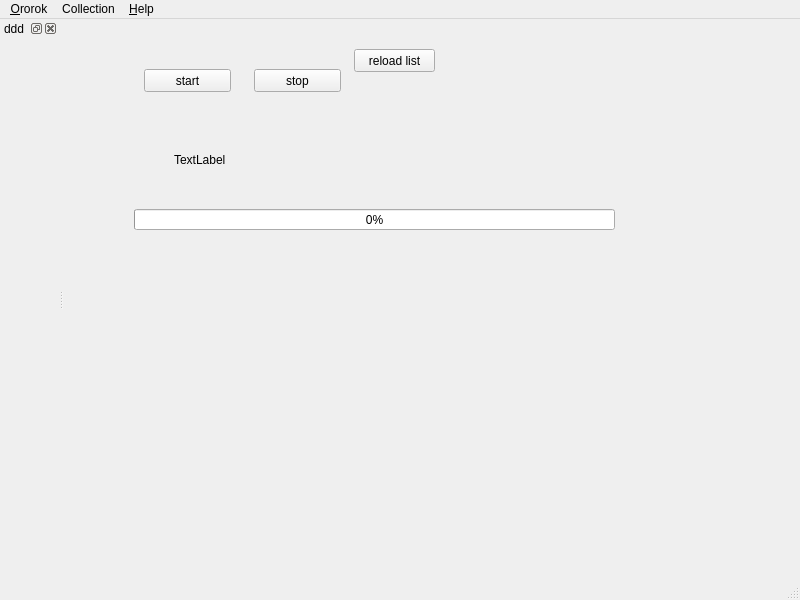
First picture: the form in src/mainwindow.ui, repository sigsergv/ororok, before the edit.
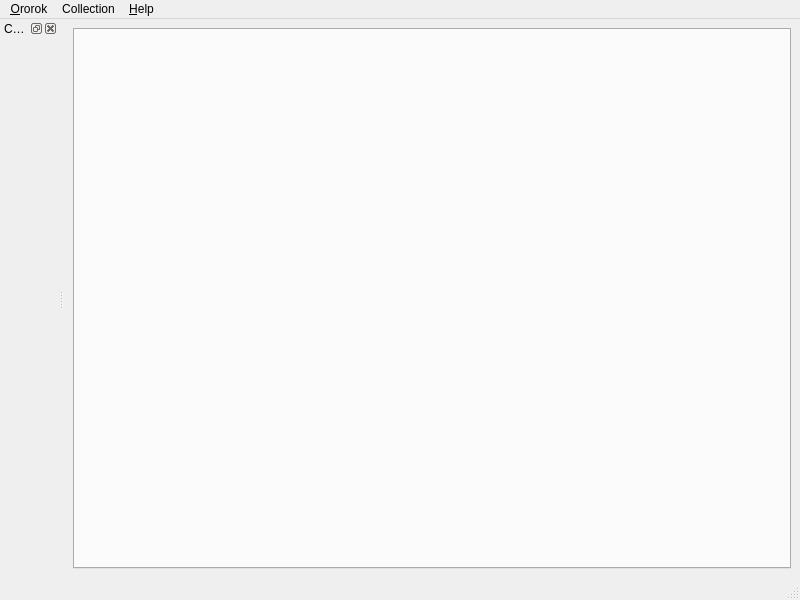
Second picture: the form after the edit.

Commit message: Collection tree finished. Started playlists tabs widget.

Diff of the .ui file:
```diff
--- a/src/mainwindow.ui
+++ b/src/mainwindow.ui
@@ -14,71 +14,15 @@
    <string>MainWindow</string>
   </property>
   <widget class="QWidget" name="centralwidget">
-   <widget class="QLabel" name="label">
-    <property name="geometry">
-     <rect>
-      <x>110</x>
-      <y>120</y>
-      <width>411</width>
-      <height>41</height>
-     </rect>
-    </property>
-    <property name="text">
-     <string>TextLabel</string>
-    </property>
-   </widget>
-   <widget class="QPushButton" name="pb1">
-    <property name="geometry">
-     <rect>
-      <x>80</x>
-      <y>50</y>
-      <width>87</width>
-      <height>23</height>
-     </rect>
-    </property>
-    <property name="text">
-     <string>start</string>
-    </property>
-   </widget>
-   <widget class="QPushButton" name="pb2">
-    <property name="geometry">
-     <rect>
-      <x>190</x>
-      <y>50</y>
-      <width>87</width>
-      <height>23</height>
-     </rect>
-    </property>
-    <property name="text">
-     <string>stop</string>
-    </property>
-   </widget>
-   <widget class="QProgressBar" name="progressBar">
-    <property name="geometry">
-     <rect>
-      <x>70</x>
-      <y>190</y>
-      <width>481</width>
-      <height>21</height>
-     </rect>
-    </property>
-    <property name="value">
-     <number>0</number>
-    </property>
-   </widget>
-   <widget class="QPushButton" name="refreshCollectionTree">
-    <property name="geometry">
-     <rect>
-      <x>290</x>
-      <y>30</y>
-      <width>81</width>
-      <height>23</height>
-     </rect>
-    </property>
-    <property name="text">
-     <string>reload list</string>
-    </property>
-   </widget>
+   <layout class="QVBoxLayout" name="verticalLayout">
+    <item>
+     <widget class="QTabWidget" name="playlistTabs">
+      <property name="tabShape">
+       <enum>QTabWidget::Rounded</enum>
+      </property>
+     </widget>
+    </item>
+   </layout>
   </widget>
   <widget class="QMenuBar" name="menubar">
    <property name="geometry">
@@ -113,7 +57,7 @@
   <widget class="QStatusBar" name="statusbar"/>
   <widget class="QDockWidget" name="collectionDock">
    <property name="windowTitle">
-    <string>ddd</string>
+    <string>Collection</string>
    </property>
    <attribute name="dockWidgetArea">
     <number>1</number>
```
Left out of the diff: 12 changed lines with no effect on the pictures. The commit also changes 12 other files.
